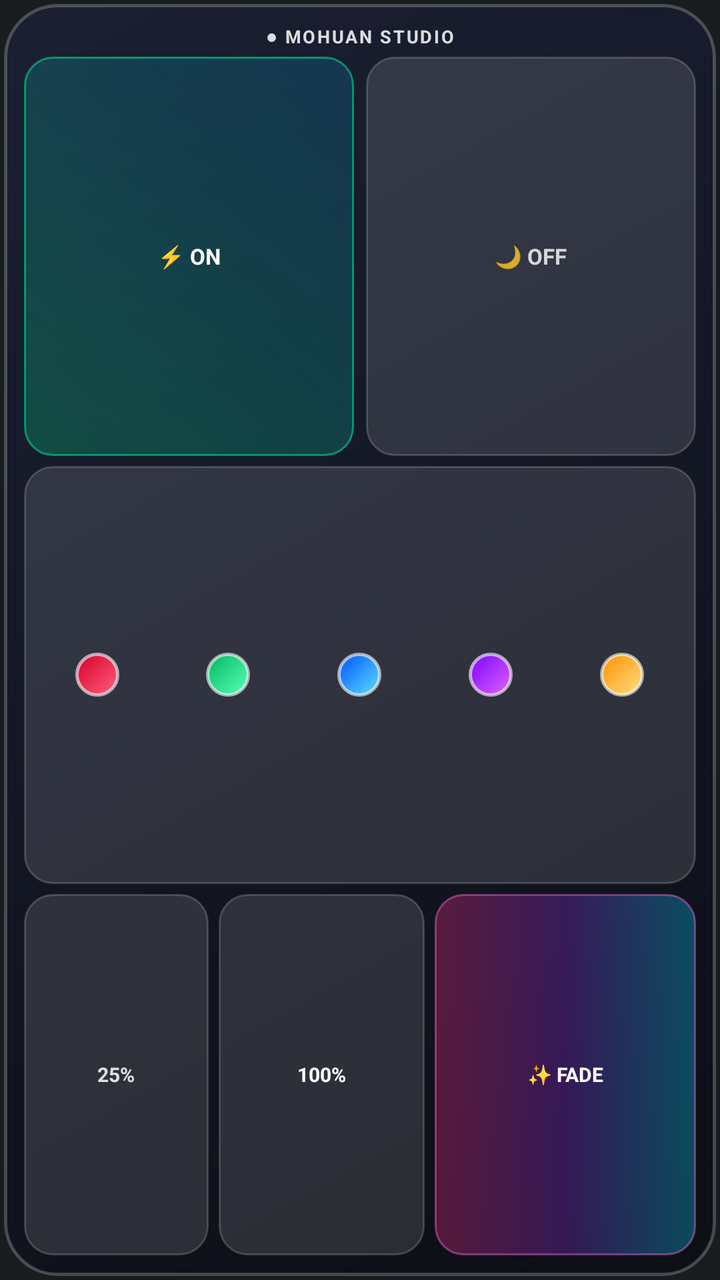
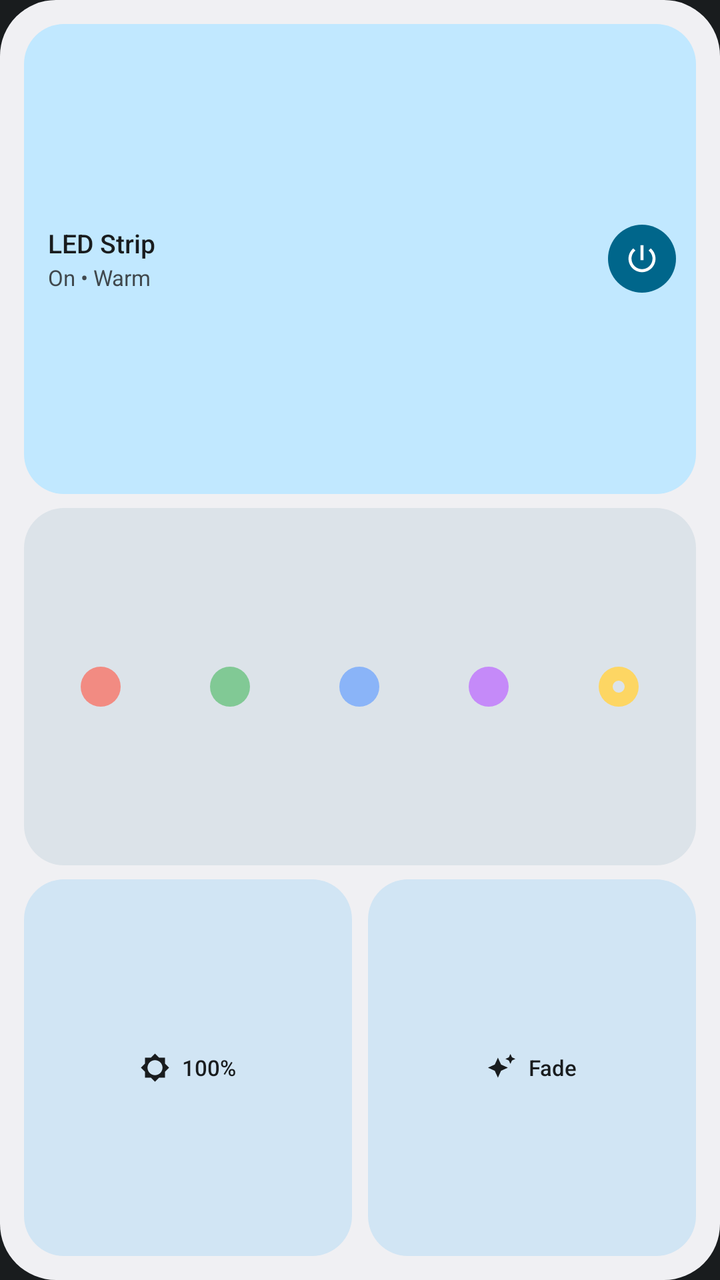

Screens rendered from an Android XML layout before and after an edit, with the pre-edit source and the edit as a unified diff.
<!-- AndroidManifest.xml: application theme android:Theme.DeviceDefault.NoActionBar -->
<!-- res/layout/widget_mohuan.xml -->
<?xml version="1.0" encoding="utf-8"?>
<FrameLayout xmlns:android="http://schemas.android.com/apk/res/android"
    android:layout_width="match_parent"
    android:layout_height="match_parent"
    android:padding="2dp">

    <ImageView
        android:id="@+id/img_bg"
        android:layout_width="match_parent"
        android:layout_height="match_parent"
        android:scaleType="fitXY"
        android:src="@drawable/bg_widget_fallback" />

    <LinearLayout
        android:layout_width="match_parent"
        android:layout_height="match_parent"
        android:orientation="vertical"
        android:padding="10dp">

        <TextView
            android:id="@+id/txt_status"
            android:layout_width="match_parent"
            android:layout_height="wrap_content"
            android:layout_marginBottom="4dp"
            android:gravity="center"
            android:letterSpacing="0.1"
            android:singleLine="true"
            android:text="● MOHUAN STUDIO"
            android:textColor="#D9FFFFFF"
            android:textSize="9sp"
            android:textStyle="bold" />

        <LinearLayout
            android:layout_width="match_parent"
            android:layout_height="0dp"
            android:layout_weight="1.05"
            android:orientation="horizontal">

            <TextView
                android:id="@+id/btn_on"
                android:layout_width="0dp"
                android:layout_height="match_parent"
                android:layout_weight="1"
                android:background="@drawable/pill_on"
                android:gravity="center"
                android:text="⚡ ON"
                android:textColor="#FFFFFFFF"
                android:textSize="11sp"
                android:textStyle="bold" />

            <TextView
                android:id="@+id/btn_off"
                android:layout_width="0dp"
                android:layout_height="match_parent"
                android:layout_marginStart="6dp"
                android:layout_weight="1"
                android:background="@drawable/pill_glass"
                android:gravity="center"
                android:text="🌙 OFF"
                android:textColor="#CCFFFFFF"
                android:textSize="11sp"
                android:textStyle="bold" />
        </LinearLayout>

        <LinearLayout
            android:layout_width="match_parent"
            android:layout_height="0dp"
            android:layout_marginTop="5dp"
            android:layout_marginBottom="5dp"
            android:layout_weight="1.1"
            android:background="@drawable/pill_glass"
            android:gravity="center_vertical"
            android:orientation="horizontal"
            android:paddingStart="4dp"
            android:paddingEnd="4dp">

            <FrameLayout
                android:id="@+id/btn_red"
                android:layout_width="0dp"
                android:layout_height="match_parent"
                android:layout_weight="1">
                <ImageView
                    android:layout_width="22dp"
                    android:layout_height="22dp"
                    android:layout_gravity="center"
                    android:src="@drawable/orb_red" />
            </FrameLayout>

            <FrameLayout
                android:id="@+id/btn_green"
                android:layout_width="0dp"
                android:layout_height="match_parent"
                android:layout_weight="1">
                <ImageView
                    android:layout_width="22dp"
                    android:layout_height="22dp"
                    android:layout_gravity="center"
                    android:src="@drawable/orb_green" />
            </FrameLayout>

            <FrameLayout
                android:id="@+id/btn_blue"
                android:layout_width="0dp"
                android:layout_height="match_parent"
                android:layout_weight="1">
                <ImageView
                    android:layout_width="22dp"
                    android:layout_height="22dp"
                    android:layout_gravity="center"
                    android:src="@drawable/orb_blue" />
            </FrameLayout>

            <FrameLayout
                android:id="@+id/btn_purple"
                android:layout_width="0dp"
                android:layout_height="match_parent"
                android:layout_weight="1">
                <ImageView
                    android:layout_width="22dp"
                    android:layout_height="22dp"
                    android:layout_gravity="center"
                    android:src="@drawable/orb_purple" />
            </FrameLayout>

            <FrameLayout
                android:id="@+id/btn_warm"
                android:layout_width="0dp"
                android:layout_height="match_parent"
                android:layout_weight="1">
                <ImageView
                    android:layout_width="22dp"
                    android:layout_height="22dp"
                    android:layout_gravity="center"
                    android:src="@drawable/orb_warm" />
            </FrameLayout>
        </LinearLayout>

        <LinearLayout
            android:layout_width="match_parent"
            android:layout_height="0dp"
            android:layout_weight="0.95"
            android:orientation="horizontal">

            <TextView
                android:id="@+id/btn_dim"
                android:layout_width="0dp"
                android:layout_height="match_parent"
                android:layout_weight="0.85"
                android:background="@drawable/pill_glass"
                android:gravity="center"
                android:text="25%"
                android:textColor="#D9FFFFFF"
                android:textSize="10sp"
                android:textStyle="bold" />

            <TextView
                android:id="@+id/btn_bright"
                android:layout_width="0dp"
                android:layout_height="match_parent"
                android:layout_marginStart="5dp"
                android:layout_weight="0.95"
                android:background="@drawable/pill_glass"
                android:gravity="center"
                android:text="100%"
                android:textColor="#FFFFFFFF"
                android:textSize="10sp"
                android:textStyle="bold" />

            <TextView
                android:id="@+id/btn_rainbow"
                android:layout_width="0dp"
                android:layout_height="match_parent"
                android:layout_marginStart="5dp"
                android:layout_weight="1.2"
                android:background="@drawable/pill_fade"
                android:gravity="center"
                android:text="✨ FADE"
                android:textColor="#FFFFFFFF"
                android:textSize="10sp"
                android:textStyle="bold" />
        </LinearLayout>
    </LinearLayout>
</FrameLayout>
<!-- resources referenced by this layout -->
<resources>
  <!-- drawable bg_widget_fallback (drawable) -->
  <?xml version="1.0" encoding="utf-8"?>
  <shape xmlns:android="http://schemas.android.com/apk/res/android" android:shape="rectangle">
      <corners android:radius="26dp" />
      <gradient
          android:angle="135"
          android:startColor="#F20B0D14"
          android:centerColor="#F2121624"
          android:endColor="#F21A1F33"
          android:type="linear" />
      <stroke android:width="1.5dp" android:color="#38FFFFFF" />
  </shape>
  <!-- drawable orb_blue (drawable) -->
  <?xml version="1.0" encoding="utf-8"?>
  <shape xmlns:android="http://schemas.android.com/apk/res/android" android:shape="oval">
      <gradient android:angle="135" android:startColor="#FF5CE1FF" android:endColor="#FF0051FF" android:type="linear" />
      <stroke android:width="1.5dp" android:color="#99FFFFFF" />
  </shape>
  <!-- drawable orb_green (drawable) -->
  <?xml version="1.0" encoding="utf-8"?>
  <shape xmlns:android="http://schemas.android.com/apk/res/android" android:shape="oval">
      <gradient android:angle="135" android:startColor="#FF5BFFB8" android:endColor="#FF00B862" android:type="linear" />
      <stroke android:width="1.5dp" android:color="#99FFFFFF" />
  </shape>
  <!-- drawable orb_purple (drawable) -->
  <?xml version="1.0" encoding="utf-8"?>
  <shape xmlns:android="http://schemas.android.com/apk/res/android" android:shape="oval">
      <gradient android:angle="135" android:startColor="#FFE066FF" android:endColor="#FF7B00FF" android:type="linear" />
      <stroke android:width="1.5dp" android:color="#99FFFFFF" />
  </shape>
  <!-- drawable orb_red (drawable) -->
  <?xml version="1.0" encoding="utf-8"?>
  <shape xmlns:android="http://schemas.android.com/apk/res/android" android:shape="oval">
      <gradient android:angle="135" android:startColor="#FFFF5E7E" android:endColor="#FFD6002A" android:type="linear" />
      <stroke android:width="1.5dp" android:color="#99FFFFFF" />
  </shape>
  <!-- drawable orb_warm (drawable) -->
  <?xml version="1.0" encoding="utf-8"?>
  <shape xmlns:android="http://schemas.android.com/apk/res/android" android:shape="oval">
      <gradient android:angle="135" android:startColor="#FFFFE082" android:endColor="#FFFF8F00" android:type="linear" />
      <stroke android:width="1.5dp" android:color="#99FFFFFF" />
  </shape>
  <!-- drawable pill_fade (drawable) -->
  <?xml version="1.0" encoding="utf-8"?>
  <ripple xmlns:android="http://schemas.android.com/apk/res/android" android:color="#55FFFFFF">
      <item>
          <shape android:shape="rectangle">
              <corners android:radius="14dp" />
              <gradient
                  android:angle="0"
                  android:startColor="#4DFF2A85"
                  android:centerColor="#4D8A2BE2"
                  android:endColor="#4D00D2FF"
                  android:type="linear" />
              <stroke android:width="1dp" android:color="#66FF77E9" />
          </shape>
      </item>
  </ripple>
  <!-- drawable pill_glass (drawable) -->
  <?xml version="1.0" encoding="utf-8"?>
  <ripple xmlns:android="http://schemas.android.com/apk/res/android" android:color="#40FFFFFF">
      <item>
          <shape android:shape="rectangle">
              <corners android:radius="14dp" />
              <solid android:color="#1FFFFFFF" />
              <stroke android:width="1dp" android:color="#2EFFFFFF" />
          </shape>
      </item>
  </ripple>
  <!-- drawable pill_on (drawable) -->
  <?xml version="1.0" encoding="utf-8"?>
  <ripple xmlns:android="http://schemas.android.com/apk/res/android" android:color="#5500F59B">
      <item>
          <shape android:shape="rectangle">
              <corners android:radius="14dp" />
              <gradient
                  android:angle="45"
                  android:startColor="#3800F59B"
                  android:endColor="#2800B8FF"
                  android:type="linear" />
              <stroke android:width="1dp" android:color="#8000F59B" />
          </shape>
      </item>
  </ripple>
</resources>

<!-- the commit's change to res/layout/widget_mohuan.xml (unified diff, before → after) -->
@@ -1,183 +1,230 @@
 <?xml version="1.0" encoding="utf-8"?>
-<FrameLayout xmlns:android="http://schemas.android.com/apk/res/android"
+<LinearLayout xmlns:android="http://schemas.android.com/apk/res/android"
+    android:id="@android:id/background"
     android:layout_width="match_parent"
     android:layout_height="match_parent"
-    android:padding="2dp">
-
-    <ImageView
-        android:id="@+id/img_bg"
+    android:background="@drawable/bg_m3_card"
+    android:orientation="vertical"
+    android:padding="12dp">
+
+    
+    <LinearLayout
+        android:id="@+id/btn_on"
         android:layout_width="match_parent"
-        android:layout_height="match_parent"
-        android:scaleType="fitXY"
-        android:src="@drawable/bg_widget_fallback" />
-
+        android:layout_height="0dp"
+        android:layout_weight="1.25"
+        android:background="@drawable/bg_m3_header_on"
+        android:gravity="center_vertical"
+        android:orientation="horizontal"
+        android:paddingStart="12dp"
+        android:paddingEnd="10dp">
+
+        <LinearLayout
+            android:layout_width="0dp"
+            android:layout_height="wrap_content"
+            android:layout_weight="1"
+            android:orientation="vertical">
+
+            <TextView
+                android:layout_width="wrap_content"
+                android:layout_height="wrap_content"
+                android:fontFamily="sans-serif-medium"
+                android:singleLine="true"
+                android:text="LED Strip"
+                android:textColor="@color/m3_text_primary"
+                android:textSize="13sp" />
+
+            <TextView
+                android:id="@+id/txt_status"
+                android:layout_width="wrap_content"
+                android:layout_height="wrap_content"
+                android:layout_marginTop="1dp"
+                android:fontFamily="sans-serif"
+                android:singleLine="true"
+                android:text="On • Warm"
+                android:textColor="@color/m3_text_secondary"
+                android:textSize="11sp" />
+        </LinearLayout>
+
+        <FrameLayout
+            android:id="@+id/btn_off"
+            android:layout_width="34dp"
+            android:layout_height="34dp"
+            android:background="@drawable/circle_power_on">
+
+            <ImageView
+                android:id="@+id/img_power"
+                android:layout_width="18dp"
+                android:layout_height="18dp"
+                android:layout_gravity="center"
+                android:src="@drawable/ic_power_on" />
+        </FrameLayout>
+    </LinearLayout>
+
+    
     <LinearLayout
         android:layout_width="match_parent"
-        android:layout_height="match_parent"
-        android:orientation="vertical"
-        android:padding="10dp">
-
-        <TextView
-            android:id="@+id/txt_status"
-            android:layout_width="match_parent"
-            android:layout_height="wrap_content"
-            android:layout_marginBottom="4dp"
+        android:layout_height="0dp"
+        android:layout_marginTop="7dp"
+        android:layout_marginBottom="7dp"
+        android:layout_weight="0.95"
+        android:background="@drawable/bg_m3_track"
+        android:gravity="center_vertical"
+        android:orientation="horizontal"
+        android:paddingStart="6dp"
+        android:paddingEnd="6dp">
+
+        <FrameLayout
+            android:id="@+id/btn_red"
+            android:layout_width="0dp"
+            android:layout_height="match_parent"
+            android:layout_weight="1">
+            <ImageView
+                android:layout_width="20dp"
+                android:layout_height="20dp"
+                android:layout_gravity="center"
+                android:src="@drawable/swatch_red" />
+            <ImageView
+                android:id="@+id/dot_red"
+                android:layout_width="6dp"
+                android:layout_height="6dp"
+                android:layout_gravity="center"
+                android:src="@drawable/dot_selected"
+                android:visibility="gone" />
+        </FrameLayout>
+
+        <FrameLayout
+            android:id="@+id/btn_green"
+            android:layout_width="0dp"
+            android:layout_height="match_parent"
+            android:layout_weight="1">
+            <ImageView
+                android:layout_width="20dp"
+                android:layout_height="20dp"
+                android:layout_gravity="center"
+                android:src="@drawable/swatch_green" />
+            <ImageView
+                android:id="@+id/dot_green"
+                android:layout_width="6dp"
+                android:layout_height="6dp"
+                android:layout_gravity="center"
+                android:src="@drawable/dot_selected"
+                android:visibility="gone" />
+        </FrameLayout>
+
+        <FrameLayout
+            android:id="@+id/btn_blue"
+            android:layout_width="0dp"
+            android:layout_height="match_parent"
+            android:layout_weight="1">
+            <ImageView
+                android:layout_width="20dp"
+                android:layout_height="20dp"
+                android:layout_gravity="center"
+                android:src="@drawable/swatch_blue" />
+            <ImageView
+                android:id="@+id/dot_blue"
+                android:layout_width="6dp"
+                android:layout_height="6dp"
+                android:layout_gravity="center"
+                android:src="@drawable/dot_selected"
+                android:visibility="gone" />
+        </FrameLayout>
+
+        <FrameLayout
+            android:id="@+id/btn_purple"
+            android:layout_width="0dp"
+            android:layout_height="match_parent"
+            android:layout_weight="1">
+            <ImageView
+                android:layout_width="20dp"
+                android:layout_height="20dp"
+                android:layout_gravity="center"
+                android:src="@drawable/swatch_purple" />
+            <ImageView
+                android:id="@+id/dot_purple"
+                android:layout_width="6dp"
+                android:layout_height="6dp"
+                android:layout_gravity="center"
+                android:src="@drawable/dot_selected"
+                android:visibility="gone" />
+        </FrameLayout>
+
+        <FrameLayout
+            android:id="@+id/btn_warm"
+            android:layout_width="0dp"
+            android:layout_height="match_parent"
+            android:layout_weight="1">
+            <ImageView
+                android:layout_width="20dp"
+                android:layout_height="20dp"
+                android:layout_gravity="center"
+                android:src="@drawable/swatch_warm" />
+            <ImageView
+                android:id="@+id/dot_warm"
+                android:layout_width="6dp"
+                android:layout_height="6dp"
+                android:layout_gravity="center"
+                android:src="@drawable/dot_selected"
+                android:visibility="visible" />
+        </FrameLayout>
+    </LinearLayout>
+
+    
+    <LinearLayout
+        android:layout_width="match_parent"
+        android:layout_height="0dp"
+        android:layout_weight="1.0"
+        android:orientation="horizontal">
+
+        <LinearLayout
+            android:id="@+id/btn_bright"
+            android:layout_width="0dp"
+            android:layout_height="match_parent"
+            android:layout_weight="1"
+            android:background="@drawable/bg_m3_bento"
             android:gravity="center"
-            android:letterSpacing="0.1"
-            android:singleLine="true"
-            android:text="● MOHUAN STUDIO"
-            android:textColor="#D9FFFFFF"
-            android:textSize="9sp"
-            android:textStyle="bold" />
+            android:orientation="horizontal">
+
+            <ImageView
+                android:layout_width="15dp"
+                android:layout_height="15dp"
+                android:src="@drawable/ic_brightness" />
+
+            <TextView
+                android:id="@+id/txt_bri"
+                android:layout_width="wrap_content"
+                android:layout_height="wrap_content"
+                android:layout_marginStart="6dp"
+                android:fontFamily="sans-serif-medium"
+                android:text="100%"
+                android:textColor="@color/m3_text_primary"
+                android:textSize="11sp" />
+        </LinearLayout>
 
         <LinearLayout
-            android:layout_width="match_parent"
-            android:layout_height="0dp"
-            android:layout_weight="1.05"
+            android:id="@+id/btn_rainbow"
+            android:layout_width="0dp"
+            android:layout_height="match_parent"
+            android:layout_marginStart="8dp"
+            android:layout_weight="1"
+            android:background="@drawable/bg_m3_bento"
+            android:gravity="center"
             android:orientation="horizontal">
 
-            <TextView
-                android:id="@+id/btn_on"
-                android:layout_width="0dp"
-                android:layout_height="match_parent"
-                android:layout_weight="1"
-                android:background="@drawable/pill_on"
-                android:gravity="center"
-                android:text="⚡ ON"
-                android:textColor="#FFFFFFFF"
-                android:textSize="11sp"
-                android:textStyle="bold" />
-
-            <TextView
-                android:id="@+id/btn_off"
-                android:layout_width="0dp"
-                android:layout_height="match_parent"
+            <ImageView
+                android:layout_width="15dp"
+                android:layout_height="15dp"
+                android:src="@drawable/ic_fade" />
+
+            <TextView
+                android:layout_width="wrap_content"
+                android:layout_height="wrap_content"
                 android:layout_marginStart="6dp"
-                android:layout_weight="1"
-                android:background="@drawable/pill_glass"
-                android:gravity="center"
-                android:text="🌙 OFF"
-                android:textColor="#CCFFFFFF"
-                android:textSize="11sp"
-                android:textStyle="bold" />
-        </LinearLayout>
-
-        <LinearLayout
-            android:layout_width="match_parent"
-            android:layout_height="0dp"
-            android:layout_marginTop="5dp"
-            android:layout_marginBottom="5dp"
-            android:layout_weight="1.1"
-            android:background="@drawable/pill_glass"
-            android:gravity="center_vertical"
-            android:orientation="horizontal"
-            android:paddingStart="4dp"
-            android:paddingEnd="4dp">
-
-            <FrameLayout
-                android:id="@+id/btn_red"
-                android:layout_width="0dp"
-                android:layout_height="match_parent"
-                android:layout_weight="1">
-                <ImageView
-                    android:layout_width="22dp"
-                    android:layout_height="22dp"
-                    android:layout_gravity="center"
-                    android:src="@drawable/orb_red" />
-            </FrameLayout>
-
-            <FrameLayout
-                android:id="@+id/btn_green"
-                android:layout_width="0dp"
-                android:layout_height="match_parent"
-                android:layout_weight="1">
-                <ImageView
-                    android:layout_width="22dp"
-                    android:layout_height="22dp"
-                    android:layout_gravity="center"
-                    android:src="@drawable/orb_green" />
-            </FrameLayout>
-
-            <FrameLayout
-                android:id="@+id/btn_blue"
-                android:layout_width="0dp"
-                android:layout_height="match_parent"
-                android:layout_weight="1">
-                <ImageView
-                    android:layout_width="22dp"
-                    android:layout_height="22dp"
-                    android:layout_gravity="center"
-                    android:src="@drawable/orb_blue" />
-            </FrameLayout>
-
-            <FrameLayout
-                android:id="@+id/btn_purple"
-                android:layout_width="0dp"
-                android:layout_height="match_parent"
-                android:layout_weight="1">
-                <ImageView
-                    android:layout_width="22dp"
-                    android:layout_height="22dp"
-                    android:layout_gravity="center"
-                    android:src="@drawable/orb_purple" />
-            </FrameLayout>
-
-            <FrameLayout
-                android:id="@+id/btn_warm"
-                android:layout_width="0dp"
-                android:layout_height="match_parent"
-                android:layout_weight="1">
-                <ImageView
-                    android:layout_width="22dp"
-                    android:layout_height="22dp"
-                    android:layout_gravity="center"
-                    android:src="@drawable/orb_warm" />
-            </FrameLayout>
-        </LinearLayout>
-
-        <LinearLayout
-            android:layout_width="match_parent"
-            android:layout_height="0dp"
-            android:layout_weight="0.95"
-            android:orientation="horizontal">
-
-            <TextView
-                android:id="@+id/btn_dim"
-                android:layout_width="0dp"
-                android:layout_height="match_parent"
-                android:layout_weight="0.85"
-                android:background="@drawable/pill_glass"
-                android:gravity="center"
-                android:text="25%"
-                android:textColor="#D9FFFFFF"
-                android:textSize="10sp"
-                android:textStyle="bold" />
-
-            <TextView
-                android:id="@+id/btn_bright"
-                android:layout_width="0dp"
-                android:layout_height="match_parent"
-                android:layout_marginStart="5dp"
-                android:layout_weight="0.95"
-                android:background="@drawable/pill_glass"
-                android:gravity="center"
-                android:text="100%"
-                android:textColor="#FFFFFFFF"
-                android:textSize="10sp"
-                android:textStyle="bold" />
-
-            <TextView
-                android:id="@+id/btn_rainbow"
-                android:layout_width="0dp"
-                android:layout_height="match_parent"
-                android:layout_marginStart="5dp"
-                android:layout_weight="1.2"
-                android:background="@drawable/pill_fade"
-                android:gravity="center"
-                android:text="✨ FADE"
-                android:textColor="#FFFFFFFF"
-                android:textSize="10sp"
-                android:textStyle="bold" />
+                android:fontFamily="sans-serif-medium"
+                android:text="Fade"
+                android:textColor="@color/m3_text_primary"
+                android:textSize="11sp" />
         </LinearLayout>
     </LinearLayout>
-</FrameLayout>
+</LinearLayout>
<!-- resource entries referenced after the edit -->
@@ -1,88 +1,115 @@
 <!-- resources referenced by this layout -->
 <resources>
-  <!-- drawable bg_widget_fallback (drawable) -->
+  <color name="m3_text_primary">#FFF2F2F7</color>
+  <color name="m3_text_secondary">#FF9DA1AE</color>
+  <!-- drawable bg_m3_bento (drawable) -->
   <?xml version="1.0" encoding="utf-8"?>
-  <shape xmlns:android="http://schemas.android.com/apk/res/android" android:shape="rectangle">
-      <corners android:radius="26dp" />
-      <gradient
-          android:angle="135"
-          android:startColor="#F20B0D14"
-          android:centerColor="#F2121624"
-          android:endColor="#F21A1F33"
-          android:type="linear" />
-      <stroke android:width="1.5dp" android:color="#38FFFFFF" />
-  </shape>
-  <!-- drawable orb_blue (drawable) -->
-  <?xml version="1.0" encoding="utf-8"?>
-  <shape xmlns:android="http://schemas.android.com/apk/res/android" android:shape="oval">
-      <gradient android:angle="135" android:startColor="#FF5CE1FF" android:endColor="#FF0051FF" android:type="linear" />
-      <stroke android:width="1.5dp" android:color="#99FFFFFF" />
-  </shape>
-  <!-- drawable orb_green (drawable) -->
-  <?xml version="1.0" encoding="utf-8"?>
-  <shape xmlns:android="http://schemas.android.com/apk/res/android" android:shape="oval">
-      <gradient android:angle="135" android:startColor="#FF5BFFB8" android:endColor="#FF00B862" android:type="linear" />
-      <stroke android:width="1.5dp" android:color="#99FFFFFF" />
-  </shape>
-  <!-- drawable orb_purple (drawable) -->
-  <?xml version="1.0" encoding="utf-8"?>
-  <shape xmlns:android="http://schemas.android.com/apk/res/android" android:shape="oval">
-      <gradient android:angle="135" android:startColor="#FFE066FF" android:endColor="#FF7B00FF" android:type="linear" />
-      <stroke android:width="1.5dp" android:color="#99FFFFFF" />
-  </shape>
-  <!-- drawable orb_red (drawable) -->
-  <?xml version="1.0" encoding="utf-8"?>
-  <shape xmlns:android="http://schemas.android.com/apk/res/android" android:shape="oval">
-      <gradient android:angle="135" android:startColor="#FFFF5E7E" android:endColor="#FFD6002A" android:type="linear" />
-      <stroke android:width="1.5dp" android:color="#99FFFFFF" />
-  </shape>
-  <!-- drawable orb_warm (drawable) -->
-  <?xml version="1.0" encoding="utf-8"?>
-  <shape xmlns:android="http://schemas.android.com/apk/res/android" android:shape="oval">
-      <gradient android:angle="135" android:startColor="#FFFFE082" android:endColor="#FFFF8F00" android:type="linear" />
-      <stroke android:width="1.5dp" android:color="#99FFFFFF" />
-  </shape>
-  <!-- drawable pill_fade (drawable) -->
-  <?xml version="1.0" encoding="utf-8"?>
-  <ripple xmlns:android="http://schemas.android.com/apk/res/android" android:color="#55FFFFFF">
+  <ripple xmlns:android="http://schemas.android.com/apk/res/android" android:color="@color/m3_ripple">
       <item>
           <shape android:shape="rectangle">
-              <corners android:radius="14dp" />
-              <gradient
-                  android:angle="0"
-                  android:startColor="#4DFF2A85"
-                  android:centerColor="#4D8A2BE2"
-                  android:endColor="#4D00D2FF"
-                  android:type="linear" />
-              <stroke android:width="1dp" android:color="#66FF77E9" />
+              <corners android:radius="@dimen/widget_inner_radius" />
+              <solid android:color="@color/m3_surface" />
           </shape>
       </item>
   </ripple>
-  <!-- drawable pill_glass (drawable) -->
+  <!-- drawable bg_m3_card (drawable) -->
   <?xml version="1.0" encoding="utf-8"?>
-  <ripple xmlns:android="http://schemas.android.com/apk/res/android" android:color="#40FFFFFF">
+  <shape xmlns:android="http://schemas.android.com/apk/res/android" android:shape="rectangle">
+      <corners android:radius="@dimen/widget_outer_radius" />
+      <solid android:color="@color/m3_bg" />
+  </shape>
+  <!-- drawable bg_m3_header_on (drawable) -->
+  <?xml version="1.0" encoding="utf-8"?>
+  <ripple xmlns:android="http://schemas.android.com/apk/res/android" android:color="@color/m3_ripple">
       <item>
           <shape android:shape="rectangle">
-              <corners android:radius="14dp" />
-              <solid android:color="#1FFFFFFF" />
-              <stroke android:width="1dp" android:color="#2EFFFFFF" />
+              <corners android:radius="@dimen/widget_inner_radius" />
+              <solid android:color="@color/m3_surface_active" />
           </shape>
       </item>
   </ripple>
-  <!-- drawable pill_on (drawable) -->
+  <!-- drawable bg_m3_track (drawable) -->
   <?xml version="1.0" encoding="utf-8"?>
-  <ripple xmlns:android="http://schemas.android.com/apk/res/android" android:color="#5500F59B">
-      <item>
-          <shape android:shape="rectangle">
-              <corners android:radius="14dp" />
-              <gradient
-                  android:angle="45"
-                  android:startColor="#3800F59B"
-                  android:endColor="#2800B8FF"
-                  android:type="linear" />
-              <stroke android:width="1dp" android:color="#8000F59B" />
-          </shape>
-      </item>
-  </ripple>
+  <shape xmlns:android="http://schemas.android.com/apk/res/android" android:shape="rectangle">
+      <corners android:radius="@dimen/widget_inner_radius" />
+      <solid android:color="@color/m3_track" />
+  </shape>
+  <!-- drawable circle_power_on (drawable) -->
+  <?xml version="1.0" encoding="utf-8"?>
+  <shape xmlns:android="http://schemas.android.com/apk/res/android" android:shape="oval">
+      <solid android:color="@color/m3_power_on_bg" />
+  </shape>
+  <!-- drawable dot_selected (drawable) -->
+  <?xml version="1.0" encoding="utf-8"?>
+  <shape xmlns:android="http://schemas.android.com/apk/res/android" android:shape="oval">
+      <solid android:color="@color/m3_track" />
+  </shape>
+  <!-- drawable ic_brightness (drawable) -->
+  <?xml version="1.0" encoding="utf-8"?>
+  <vector xmlns:android="http://schemas.android.com/apk/res/android"
+      android:width="15dp"
+      android:height="15dp"
+      android:viewportWidth="24"
+      android:viewportHeight="24">
+      <path
+          android:fillColor="@color/m3_text_primary"
+          android:pathData="M20,8.69V4h-4.69L12,0.69 8.69,4H4v4.69L0.69,12 4,15.31V20h4.69L12,23.31 15.31,20H20v-4.69L23.31,12 20,8.69zM12,18c-3.31,0 -6,-2.69 -6,-6s2.69,-6 6,-6 6,2.69 6,6 -2.69,6 -6,6z" />
+  </vector>
+  <!-- drawable ic_fade (drawable) -->
+  <?xml version="1.0" encoding="utf-8"?>
+  <vector xmlns:android="http://schemas.android.com/apk/res/android"
+      android:width="15dp"
+      android:height="15dp"
+      android:viewportWidth="24"
+      android:viewportHeight="24">
+      <path
+          android:fillColor="@color/m3_text_primary"
+          android:pathData="M19,9l1.25,-2.75L23,5l-2.75,-1.25L19,1l-1.25,2.75L15,5l2.75,1.25L19,9zM11.5,9.5L9,4 6.5,9.5 1,12l5.5,2.5L9,20l2.5,-5.5L17,12l-5.5,-2.5z" />
+  </vector>
+  <!-- drawable ic_power_on (drawable) -->
+  <?xml version="1.0" encoding="utf-8"?>
+  <vector xmlns:android="http://schemas.android.com/apk/res/android"
+      android:width="18dp"
+      android:height="18dp"
+      android:viewportWidth="24"
+      android:viewportHeight="24">
+      <path
+          android:fillColor="@color/m3_power_on_icon"
+          android:pathData="M13,3h-2v10h2V3zM17.83,5.17l-1.42,1.42C17.99,7.86 19,9.81 19,12c0,3.87 -3.13,7 -7,7s-7,-3.13 -7,-7c0,-2.19 1.01,-4.14 2.58,-5.42L6.17,5.17C4.23,6.82 3,9.26 3,12c0,4.97 4.03,9 9,9s9,-4.03 9,-9c0,-2.74 -1.23,-5.18 -3.17,-6.83z" />
+  </vector>
+  <!-- drawable swatch_blue (drawable) -->
+  <?xml version="1.0" encoding="utf-8"?>
+  <shape xmlns:android="http://schemas.android.com/apk/res/android" android:shape="oval">
+      <solid android:color="#FF8AB4F8" />
+  </shape>
+  <!-- drawable swatch_green (drawable) -->
+  <?xml version="1.0" encoding="utf-8"?>
+  <shape xmlns:android="http://schemas.android.com/apk/res/android" android:shape="oval">
+      <solid android:color="#FF81C995" />
+  </shape>
+  <!-- drawable swatch_purple (drawable) -->
+  <?xml version="1.0" encoding="utf-8"?>
+  <shape xmlns:android="http://schemas.android.com/apk/res/android" android:shape="oval">
+      <solid android:color="#FFC58AF9" />
+  </shape>
+  <!-- drawable swatch_red (drawable) -->
+  <?xml version="1.0" encoding="utf-8"?>
+  <shape xmlns:android="http://schemas.android.com/apk/res/android" android:shape="oval">
+      <solid android:color="#FFF28B82" />
+  </shape>
+  <!-- drawable swatch_warm (drawable) -->
+  <?xml version="1.0" encoding="utf-8"?>
+  <shape xmlns:android="http://schemas.android.com/apk/res/android" android:shape="oval">
+      <solid android:color="#FFFDD663" />
+  </shape>
+  <color name="m3_ripple">#26FFFFFF</color>
+  <dimen name="widget_inner_radius">16dp</dimen>
+  <color name="m3_surface">#FF282A31</color>
+  <dimen name="widget_outer_radius">28dp</dimen>
+  <color name="m3_bg">#FF1C1D22</color>
+  <color name="m3_surface_active">#FF36394A</color>
+  <color name="m3_track">#FF141519</color>
+  <color name="m3_power_on_bg">#FFA8C7FA</color>
+  <color name="m3_power_on_icon">#FF062E6F</color>
 </resources>
 
